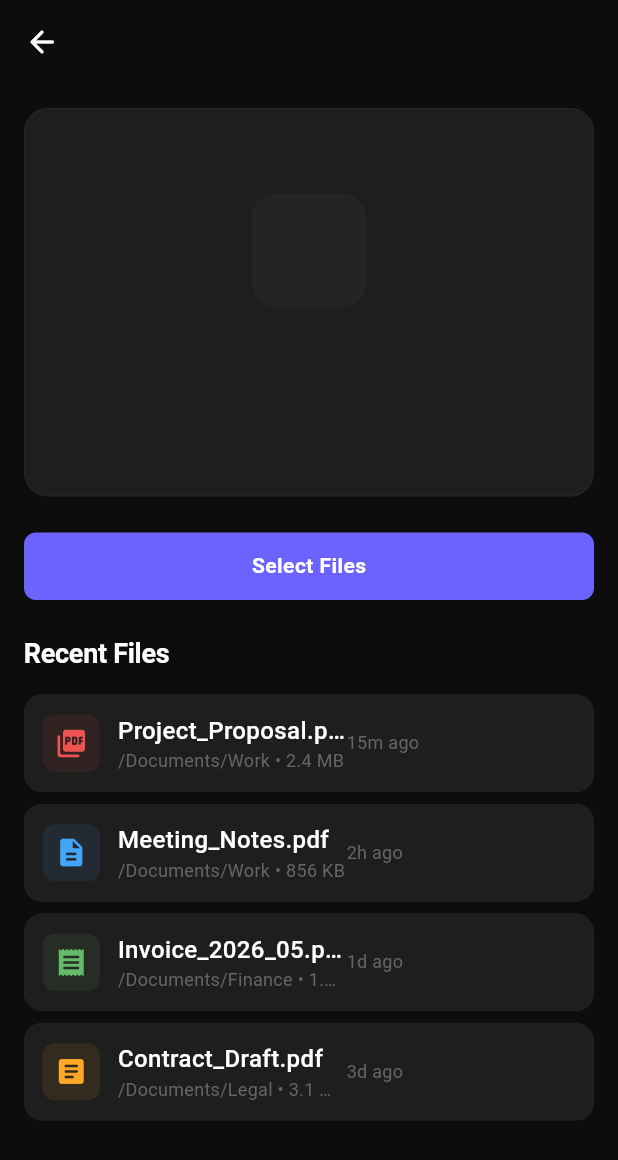
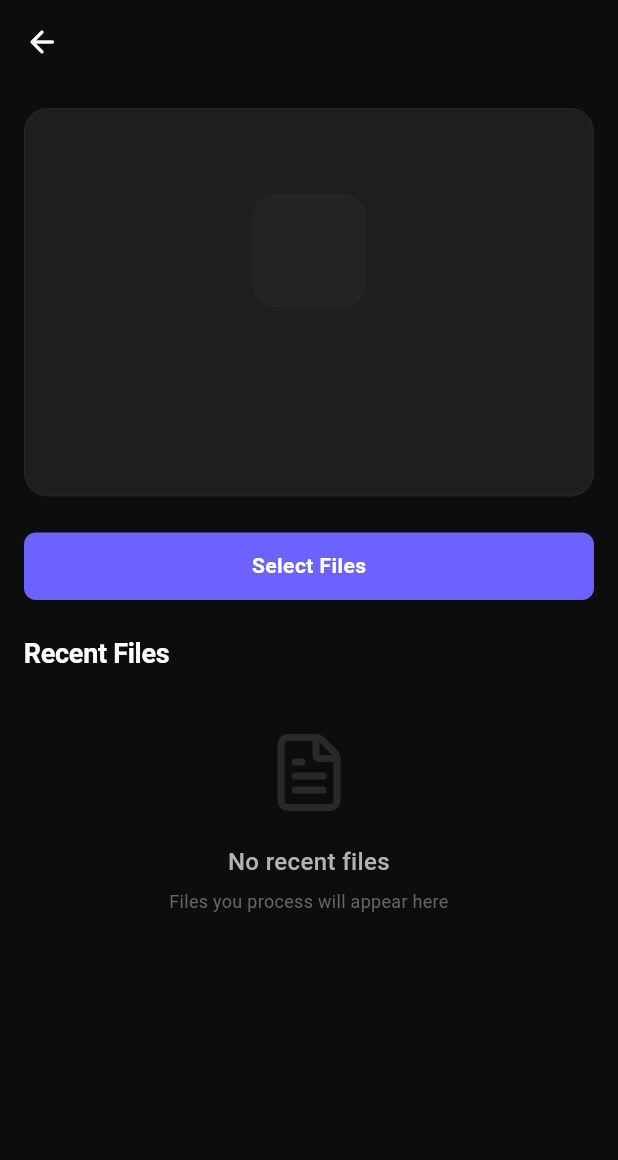
Before and after one commit to lordhanya/NextDoc, a Flutter app: the ToolScreenLayout screen opened directly with empty values, on a phone screen of 412 x 824 dp. Shown: the top 1160 px of the screen. Run offline on Flutter 3.47's test engine with Material 3 defaults, Android fonts, the phone set to English and light mode, and no system bars; our stand-ins replace file_picker, flutter_animate, flutter_riverpod, go_router, isar, lucide_icons and 3 more; missing offline and left inert: pdfx; accounts and stored records are empty; generated files the repository leaves out were written again; Roboto replaces fonts that are missing (System).

Commit message:
Removed dummy Recent files part with real Recent Files

```diff
--- /dev/null
+++ b/lib/core/widgets/recent_files_section.dart
@@ -0,0 +1,257 @@
+import 'dart:typed_data';
+import 'package:flutter/material.dart';
+import 'package:flutter_riverpod/flutter_riverpod.dart';
+import 'package:go_router/go_router.dart';
+import 'package:lucide_icons/lucide_icons.dart';
+import '../constants/app_colors.dart';
+import '../constants/app_radius.dart';
+import '../constants/app_spacing.dart';
+import '../database/recent_file_entity.dart';
+import '../providers/recent_files_provider.dart';
+import '../theme/typography.dart';
+import 'empty_state_widget.dart';
+import 'glass_card.dart';
+import 'pdf_thumbnail_card.dart';
+import 'section_title.dart';
+
+enum RecentFilesDisplayMode { list, grid }
+
+final class RecentFilesSection extends ConsumerWidget {
+  final RecentFilesDisplayMode displayMode;
+  final String? title;
+  final EdgeInsetsGeometry? padding;
+
+  const RecentFilesSection({
+    super.key,
+    this.displayMode = RecentFilesDisplayMode.list,
+    this.title,
+    this.padding,
+  });
+
+  @override
+  Widget build(BuildContext context, WidgetRef ref) {
+    final filesAsync = ref.watch(recentFilesProvider);
+    final files = filesAsync.valueOrNull ?? [];
+
+    return Padding(
+      padding: padding ??
+          const EdgeInsets.fromLTRB(
+            AppSpacing.screenPadding,
+            AppSpacing.xxl,
+            AppSpacing.screenPadding,
+            0,
+          ),
+      child: Column(
+        crossAxisAlignment: CrossAxisAlignment.start,
+        children: [
+          SectionTitle(
+            title: title ?? 'Recent Files',
+          ),
+          if (files.isEmpty)
+            const EmptyStateWidget(
+              icon: LucideIcons.fileText,
+              title: 'No recent files',
+              subtitle: 'Files you process will appear here',
+            )
+          else
+            displayMode == RecentFilesDisplayMode.grid
+                ? _RecentFilesGrid(files: files)
+                : _RecentFilesList(files: files),
+        ],
+      ),
+    );
+  }
+}
+
+final class _RecentFilesGrid extends ConsumerWidget {
+  final List<RecentFileEntity> files;
+
+  const _RecentFilesGrid({required this.files});
+
+  @override
+  Widget build(BuildContext context, WidgetRef ref) {
+    return GridView.builder(
+      shrinkWrap: true,
+      physics: const NeverScrollableScrollPhysics(),
+      gridDelegate: const SliverGridDelegateWithFixedCrossAxisCount(
+        crossAxisCount: 2,
+        crossAxisSpacing: AppSpacing.md,
+        mainAxisSpacing: AppSpacing.md,
+        childAspectRatio: 0.72,
+      ),
+      itemCount: files.length,
+      itemBuilder: (context, index) {
+        final file = files[index];
+        final heroTag = 'pdf_${file.id}';
+        final thumbnailAsync = ref.watch(pdfThumbnailProvider(file.filePath));
+
+        return thumbnailAsync.when(
+          data: (bytes) => _FileCard(
+            file: file,
+            heroTag: heroTag,
+            thumbnailBytes: bytes,
+          ),
+          loading: () => _FileCard(
+            file: file,
+            heroTag: heroTag,
+            thumbnailBytes: null,
+          ),
+          error: (_, _) => _FileCard(
+            file: file,
+            heroTag: heroTag,
+            thumbnailBytes: null,
+          ),
+        );
+      },
+    );
+  }
+}
+
+final class _RecentFilesList extends ConsumerWidget {
+  final List<RecentFileEntity> files;
+
+  const _RecentFilesList({required this.files});
+
+  String _formattedSize(int bytes) {
+    if (bytes < 1024) return '$bytes B';
+    if (bytes < 1024 * 1024) return '${(bytes / 1024).toStringAsFixed(1)} KB';
+    return '${(bytes / (1024 * 1024)).toStringAsFixed(1)} MB';
+  }
+
+  String _formatDate(DateTime date) {
+    final now = DateTime.now();
+    final diff = now.difference(date);
+    if (diff.inMinutes < 60) return '${diff.inMinutes}m ago';
+    if (diff.inHours < 24) return '${diff.inHours}h ago';
+    if (diff.inDays < 7) return '${diff.inDays}d ago';
+    return '${date.month}/${date.day}/${date.year}';
+  }
+
+  @override
+  Widget build(BuildContext context, WidgetRef ref) {
+    return ListView.separated(
+      shrinkWrap: true,
+      physics: const NeverScrollableScrollPhysics(),
+      itemCount: files.length,
+      separatorBuilder: (_, _) => const SizedBox(height: AppSpacing.sm),
+      itemBuilder: (context, index) {
+        final file = files[index];
+        return _RecentFileRow(
+          file: file,
+          formattedSize: _formattedSize(file.fileSize),
+          formattedDate: _formatDate(file.createdAt),
+        );
+      },
+    );
+  }
+}
+
+final class _RecentFileRow extends StatelessWidget {
+  final RecentFileEntity file;
+  final String formattedSize;
+  final String formattedDate;
+
+  const _RecentFileRow({
+    required this.file,
+    required this.formattedSize,
+    required this.formattedDate,
+  });
+
+  @override
+  Widget build(BuildContext context) {
+    return GlassCard(
+      padding: const EdgeInsets.all(AppSpacing.md),
+      onTap: () => context.push(
+        '/pdf-detail',
+        extra: {
+          'filePath': file.filePath,
+          'fileName': file.fileName,
+          'fileSize': file.fileSize,
+          'pageCount': file.pageCount > 0 ? file.pageCount : 1,
+          'heroTag': 'pdf_list_${file.id}',
+        },
+      ),
+      child: Row(
+        children: [
+          Container(
+            padding: const EdgeInsets.all(AppSpacing.sm),
+            decoration: BoxDecoration(
+              color: AppColors.primary.withAlpha(25),
+              borderRadius: BorderRadius.circular(AppRadius.md),
+            ),
+            child: const Icon(
+              LucideIcons.fileText,
+              size: 22,
+              color: AppColors.primary,
+            ),
+          ),
+          const SizedBox(width: AppSpacing.md),
+          Expanded(
+            child: Column(
+              crossAxisAlignment: CrossAxisAlignment.start,
+              children: [
+                Text(
+                  file.fileName,
+                  style: AppTextStyles.titleSmall,
+                  maxLines: 1,
+                  overflow: TextOverflow.ellipsis,
+                ),
+                const SizedBox(height: AppSpacing.xxs),
+                Text(
+                  '$formattedSize • $formattedDate',
+                  style: AppTextStyles.caption,
+                  maxLines: 1,
+                  overflow: TextOverflow.ellipsis,
+                ),
+              ],
+            ),
+          ),
+          if (file.pageCount > 0)
+            Text(
+              '${file.pageCount} pg',
+              style: AppTextStyles.label,
+            ),
+        ],
+      ),
+    );
+  }
+}
+
+final class _FileCard extends StatelessWidget {
+  final RecentFileEntity file;
+  final String heroTag;
+  final Uint8List? thumbnailBytes;
+
+  const _FileCard({
+    required this.file,
+    required this.heroTag,
+    this.thumbnailBytes,
+  });
+
+  String _formattedSize(int bytes) {
+    if (bytes < 1024) return '$bytes B';
+    if (bytes < 1024 * 1024) return '${(bytes / 1024).toStringAsFixed(1)} KB';
+    return '${(bytes / (1024 * 1024)).toStringAsFixed(1)} MB';
+  }
+
+  @override
+  Widget build(BuildContext context) {
+    return PdfThumbnailCard(
+      heroTag: heroTag,
+      thumbnailBytes: thumbnailBytes,
+      fileName: file.fileName,
+      fileSize: _formattedSize(file.fileSize),
+      pageCount: file.pageCount > 0 ? file.pageCount : 1,
+      onTap: () => context.push(
+        '/pdf-detail',
+        extra: {
+          'filePath': file.filePath,
+          'fileName': file.fileName,
+          'fileSize': file.fileSize,
+          'pageCount': file.pageCount > 0 ? file.pageCount : 1,
+          'heroTag': heroTag,
+        },
+      ),
+    );
+  }
+}
--- a/lib/core/widgets/tool_screen_layout.dart
+++ b/lib/core/widgets/tool_screen_layout.dart
@@ -1,15 +1,14 @@
 import 'package:flutter/material.dart';
+import 'package:flutter_riverpod/flutter_riverpod.dart';
 import 'package:go_router/go_router.dart';
 import '../constants/app_spacing.dart';
 import '../constants/app_radius.dart';
 import '../constants/app_colors.dart';
 import '../theme/typography.dart';
-import 'glass_card.dart';
-import 'section_title.dart';
+import 'recent_files_section.dart';
 import 'upload_dropzone_card.dart';
-import '../../features/home/models/recent_file_model.dart';
 
-final class ToolScreenLayout extends StatelessWidget {
+final class ToolScreenLayout extends ConsumerWidget {
   final String title;
   final IconData dropIcon;
   final String dropTitle;
@@ -26,7 +25,7 @@ final class ToolScreenLayout extends StatelessWidget {
   });
 
   @override
-  Widget build(BuildContext context) {
+  Widget build(BuildContext context, WidgetRef ref) {
     return Scaffold(
       backgroundColor: AppColors.background,
       appBar: AppBar(
@@ -40,7 +39,11 @@ final class ToolScreenLayout extends StatelessWidget {
         child: CustomScrollView(
           slivers: [
             SliverToBoxAdapter(child: _buildUploadZone(context)),
-            SliverToBoxAdapter(child: _buildRecentSection()),
+            SliverToBoxAdapter(
+              child: RecentFilesSection(
+                displayMode: RecentFilesDisplayMode.list,
+              ),
+            ),
             const SliverToBoxAdapter(
               child: SizedBox(height: AppSpacing.xxxl),
             ),
@@ -70,33 +73,6 @@ final class ToolScreenLayout extends StatelessWidget {
           SizedBox(
             width: double.infinity,
             child: _UploadButton(onTap: onUpload),
-          ),
-        ],
-      ),
-    );
-  }
-
-  Widget _buildRecentSection() {
-    return Padding(
-      padding: const EdgeInsets.fromLTRB(
-        AppSpacing.screenPadding,
-        AppSpacing.xxl,
-        AppSpacing.screenPadding,
-        0,
-      ),
-      child: Column(
-        crossAxisAlignment: CrossAxisAlignment.start,
-        children: [
-          const SectionTitle(title: 'Recent Files'),
-          ListView.separated(
-            shrinkWrap: true,
-            physics: const NeverScrollableScrollPhysics(),
-            itemCount: fakeRecentFiles.length,
-            separatorBuilder: (_, _) => const SizedBox(height: AppSpacing.sm),
-            itemBuilder: (context, index) {
-              final file = fakeRecentFiles[index];
-              return _RecentFileRow(file: file);
-            },
           ),
         ],
       ),
@@ -165,56 +141,3 @@ final class _UploadButtonState extends State<_UploadButton> {
     );
   }
 }
-
-final class _RecentFileRow extends StatelessWidget {
-  final RecentFile file;
-
-  const _RecentFileRow({required this.file});
-
-  @override
-  Widget build(BuildContext context) {
-    return GlassCard(
-      padding: const EdgeInsets.all(AppSpacing.md),
-      child: Row(
-        children: [
-          Container(
-            padding: const EdgeInsets.all(AppSpacing.sm),
-            decoration: BoxDecoration(
-              color: file.iconColor.withAlpha(25),
-              borderRadius: BorderRadius.circular(AppRadius.md),
-            ),
-            child: Icon(file.icon, size: 22, color: file.iconColor),
-          ),
-          const SizedBox(width: AppSpacing.md),
-          Expanded(
-            child: Column(
-              crossAxisAlignment: CrossAxisAlignment.start,
-              children: [
-                Text(
-                  file.name,
-                  style: AppTextStyles.titleSmall,
-                  maxLines: 1,
-                  overflow: TextOverflow.ellipsis,
-                ),
-                const SizedBox(height: AppSpacing.xxs),
-                Text(
-                  '${file.path} • ${file.size}',
-                  style: AppTextStyles.caption,
-                  maxLines: 1,
-                  overflow: TextOverflow.ellipsis,
-                ),
-              ],
-            ),
-          ),
-          Flexible(
-            child: Text(
-              file.formattedDate,
-              style: AppTextStyles.caption,
-              overflow: TextOverflow.ellipsis,
-            ),
-          ),
-        ],
-      ),
-    );
-  }
-}
--- a/lib/features/home/models/recent_file_model.dart
+++ b/lib/features/home/models/recent_file_model.dart
@@ -20,49 +20,9 @@ final class RecentFile {
   String get formattedDate {
     final now = DateTime.now();
     final diff = now.difference(modifiedAt);
-
-    if (diff.inMinutes < 60) {
-      return '${diff.inMinutes}m ago';
-    } else if (diff.inHours < 24) {
-      return '${diff.inHours}h ago';
-    } else if (diff.inDays < 7) {
-      return '${diff.inDays}d ago';
-    }
+    if (diff.inMinutes < 60) return '${diff.inMinutes}m ago';
+    if (diff.inHours < 24) return '${diff.inHours}h ago';
+    if (diff.inDays < 7) return '${diff.inDays}d ago';
     return '${modifiedAt.month}/${modifiedAt.day}/${modifiedAt.year}';
   }
 }
-
-final List<RecentFile> fakeRecentFiles = [
-  RecentFile(
-    name: 'Project_Proposal.pdf',
-    path: '/Documents/Work',
-    size: '2.4 MB',
-    modifiedAt: DateTime.now().subtract(const Duration(minutes: 15)),
-    icon: Icons.picture_as_pdf_rounded,
-    iconColor: const Color(0xFFEF5350),
-  ),
-  RecentFile(
-    name: 'Meeting_Notes.pdf',
-    path: '/Documents/Work',
-    size: '856 KB',
-    modifiedAt: DateTime.now().subtract(const Duration(hours: 2)),
-    icon: Icons.description_rounded,
-    iconColor: const Color(0xFF42A5F5),
-  ),
-  RecentFile(
-    name: 'Invoice_2026_05.pdf',
-    path: '/Documents/Finance',
-    size: '1.2 MB',
-    modifiedAt: DateTime.now().subtract(const Duration(days: 1)),
-    icon: Icons.receipt_rounded,
-    iconColor: const Color(0xFF66BB6A),
-  ),
-  RecentFile(
-    name: 'Contract_Draft.pdf',
-    path: '/Documents/Legal',
-    size: '3.1 MB',
-    modifiedAt: DateTime.now().subtract(const Duration(days: 3)),
-    icon: Icons.article_rounded,
-    iconColor: const Color(0xFFFFA726),
-  ),
-];
```
Also changed, not shown: lib/core/services/fake_processing_service.dart (deleted, +0 -41 lines), lib/features/home/home_page.dart (+5 -125 lines).
